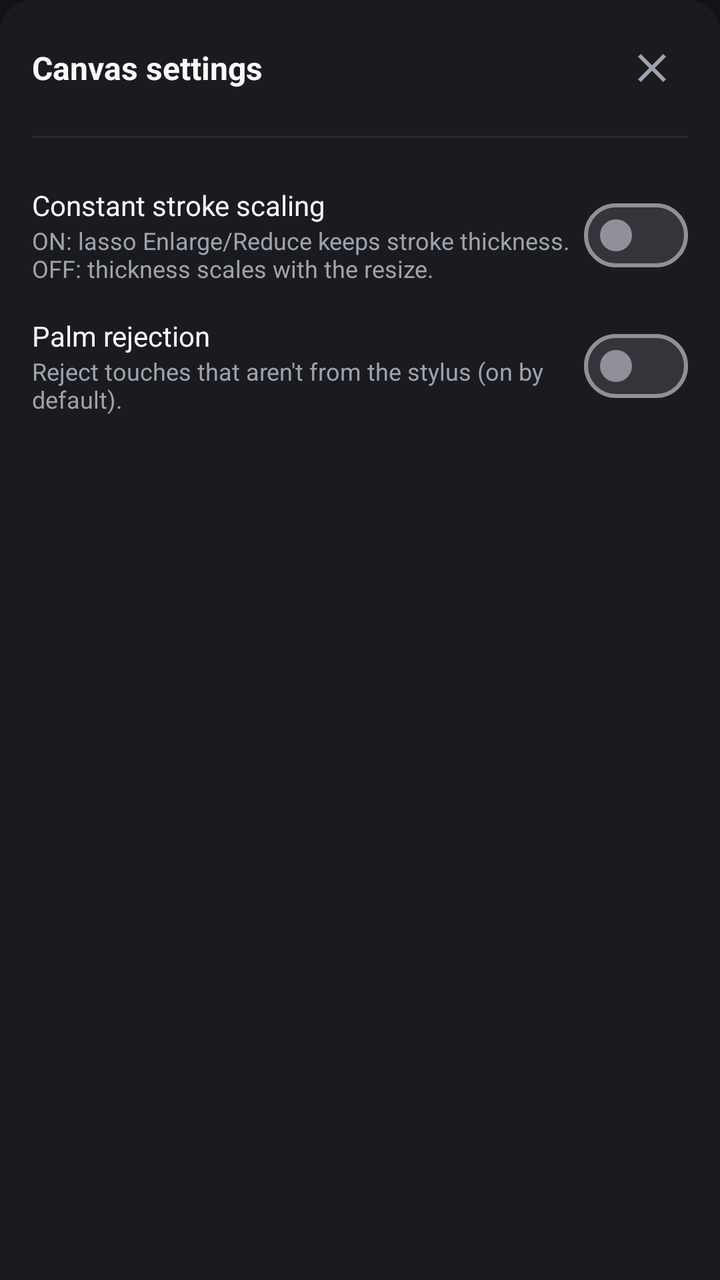
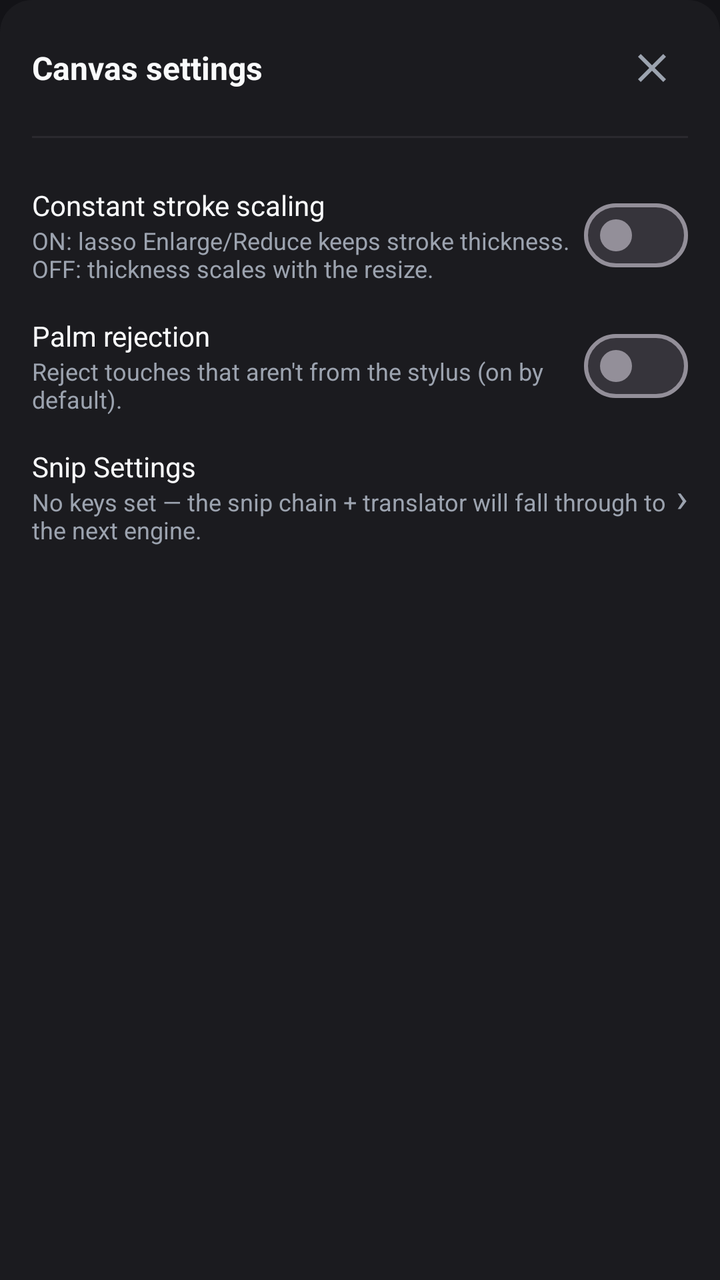

Screens rendered from an Android XML layout before and after an edit, with the pre-edit source and the edit as a unified diff.
<!-- AndroidManifest.xml: application theme Theme.ThunderNotes -->
<!-- res/layout/bottom_sheet_canvas_settings.xml -->
<?xml version="1.0" encoding="utf-8"?>
<LinearLayout xmlns:android="http://schemas.android.com/apk/res/android"
    android:layout_width="match_parent"
    android:layout_height="wrap_content"
    android:orientation="vertical"
    android:background="@drawable/bg_bottom_sheet"
    android:paddingHorizontal="@dimen/space_md"
    android:paddingTop="@dimen/space_md"
    android:paddingBottom="@dimen/space_lg">

    <LinearLayout
        android:layout_width="match_parent"
        android:layout_height="wrap_content"
        android:orientation="horizontal"
        android:gravity="center_vertical"
        android:paddingBottom="@dimen/space_md">

        <TextView
            android:layout_width="0dp"
            android:layout_height="wrap_content"
            android:layout_weight="1"
            android:text="@string/canvas_settings_title"
            android:textColor="@color/text_high_contrast"
            android:textSize="16sp"
            android:textStyle="bold" />

        <ImageButton
            android:id="@+id/btnClose"
            android:layout_width="36dp"
            android:layout_height="36dp"
            android:background="?attr/selectableItemBackgroundBorderless"
            android:src="@drawable/ic_close"
            android:contentDescription="@string/overflow_close"
            android:tint="@color/text_muted" />
    </LinearLayout>

    <View
        android:layout_width="match_parent"
        android:layout_height="1dp"
        android:background="@color/surface_container_high"
        android:layout_marginBottom="@dimen/space_md" />

    
    <LinearLayout
        android:layout_width="match_parent"
        android:layout_height="wrap_content"
        android:orientation="horizontal"
        android:gravity="center_vertical"
        android:paddingVertical="@dimen/space_sm">
        <LinearLayout
            android:layout_width="0dp"
            android:layout_height="wrap_content"
            android:layout_weight="1"
            android:orientation="vertical">
            <TextView
                android:layout_width="wrap_content"
                android:layout_height="wrap_content"
                android:text="@string/settings_constant_scaling"
                android:textColor="@color/text_high_contrast"
                android:textSize="14sp" />
            <TextView
                android:layout_width="wrap_content"
                android:layout_height="wrap_content"
                android:text="@string/settings_constant_scaling_hint"
                android:textColor="@color/text_muted"
                android:textSize="12sp" />
        </LinearLayout>
        <com.google.android.material.materialswitch.MaterialSwitch
            android:id="@+id/switchConstantScaling"
            android:layout_width="wrap_content"
            android:layout_height="wrap_content" />
    </LinearLayout>

    
    <LinearLayout
        android:layout_width="match_parent"
        android:layout_height="wrap_content"
        android:orientation="horizontal"
        android:gravity="center_vertical"
        android:paddingVertical="@dimen/space_sm">
        <LinearLayout
            android:layout_width="0dp"
            android:layout_height="wrap_content"
            android:layout_weight="1"
            android:orientation="vertical">
            <TextView
                android:layout_width="wrap_content"
                android:layout_height="wrap_content"
                android:text="@string/settings_palm_rejection"
                android:textColor="@color/text_high_contrast"
                android:textSize="14sp" />
            <TextView
                android:layout_width="wrap_content"
                android:layout_height="wrap_content"
                android:text="@string/settings_palm_rejection_hint"
                android:textColor="@color/text_muted"
                android:textSize="12sp" />
        </LinearLayout>
        <com.google.android.material.materialswitch.MaterialSwitch
            android:id="@+id/switchPalmRejection"
            android:layout_width="wrap_content"
            android:layout_height="wrap_content" />
    </LinearLayout>
</LinearLayout>
<!-- resources referenced by this layout -->
<resources>
  <color name="surface_container_high">#2A292E</color>
  <color name="text_high_contrast">#F9FAFB</color>
  <color name="text_muted">#9CA3AF</color>
  <dimen name="space_lg">24dp</dimen>
  <dimen name="space_md">16dp</dimen>
  <dimen name="space_sm">8dp</dimen>
  <!-- drawable bg_bottom_sheet (drawable) -->
  <?xml version="1.0" encoding="utf-8"?>
  <shape xmlns:android="http://schemas.android.com/apk/res/android"
      android:shape="rectangle">
      <solid android:color="@color/surface_container_low" />
      <corners android:topLeftRadius="16dp" android:topRightRadius="16dp" />
  </shape>
  <!-- drawable ic_close (drawable) -->
  <vector xmlns:android="http://schemas.android.com/apk/res/android"
      android:width="24dp" android:height="24dp"
      android:viewportWidth="24" android:viewportHeight="24">
      <path android:fillColor="@android:color/white"
          android:pathData="M19,6.41L17.59,5 12,10.59 6.41,5 5,6.41 10.59,12 5,17.59 6.41,19 12,13.41 17.59,19 19,17.59 13.41,12z"/>
  </vector>
  <string name="canvas_settings_title">Canvas settings</string>
  <string name="overflow_close">Close</string>
  <string name="settings_constant_scaling">Constant stroke scaling</string>
  <string name="settings_constant_scaling_hint">ON: lasso Enlarge/Reduce keeps stroke thickness. OFF: thickness scales with the resize.</string>
  <string name="settings_palm_rejection">Palm rejection</string>
  <string name="settings_palm_rejection_hint">Reject touches that aren\'t from the stylus (on by default).</string>
  <style name="Theme.ThunderNotes" parent="Theme.Material3.Dark.NoActionBar">
          
          <item name="android:windowBackground">@color/surface_base</item>
          <item name="android:windowLightStatusBar">false</item>
          <item name="android:windowLightNavigationBar">false</item>
  
          
          <item name="android:windowDrawsSystemBarBackgrounds">true</item>
          <item name="android:statusBarColor">@android:color/transparent</item>
          <item name="android:navigationBarColor">@android:color/transparent</item>
          <item name="android:windowLayoutInDisplayCutoutMode">shortEdges</item>
  
          
          <item name="colorPrimary">@color/thunder_primary</item>
          <item name="colorOnPrimary">@color/white</item>
          <item name="colorPrimaryContainer">@color/thunder_primary_dark</item>
          <item name="colorOnPrimaryContainer">@color/white</item>
  
          <item name="colorSecondary">@color/thunder_secondary</item>
          <item name="colorOnSecondary">@color/white</item>
          <item name="colorSecondaryContainer">@color/thunder_secondary_dark</item>
          <item name="colorOnSecondaryContainer">@color/white</item>
  
          <item name="colorTertiary">@color/thunder_tertiary</item>
          <item name="colorOnTertiary">@color/black</item>
  
          
          <item name="android:textColorPrimary">@color/text_high_contrast</item>
          <item name="android:textColorSecondary">@color/text_muted</item>
  
          
          <item name="android:colorBackground">@color/surface_base</item>
          <item name="colorSurface">@color/surface_container_low</item>
          <item name="colorOnSurface">@color/text_high_contrast</item>
      </style>
  <color name="surface_container_low">#1B1B1F</color>
  <color name="surface_base">#131317</color>
  <color name="thunder_primary">#DC2646</color>
  <color name="white">#FFFFFFFF</color>
  <color name="thunder_primary_dark">#920025</color>
  <color name="thunder_secondary">#10B981</color>
  <color name="thunder_secondary_dark">#059669</color>
  <color name="thunder_tertiary">#F59E0B</color>
  <color name="black">#FF000000</color>
</resources>

<!-- the commit's change to res/layout/bottom_sheet_canvas_settings.xml (unified diff, before → after) -->
@@ -101,4 +101,41 @@
             android:layout_width="wrap_content"
             android:layout_height="wrap_content" />
     </LinearLayout>
+
+    
+    <LinearLayout
+        android:layout_width="match_parent"
+        android:layout_height="wrap_content"
+        android:orientation="horizontal"
+        android:gravity="center_vertical"
+        android:paddingVertical="@dimen/space_sm"
+        android:background="?attr/selectableItemBackground"
+        android:clickable="true"
+        android:focusable="true"
+        android:id="@+id/rowSnipSettings">
+        <LinearLayout
+            android:layout_width="0dp"
+            android:layout_height="wrap_content"
+            android:layout_weight="1"
+            android:orientation="vertical">
+            <TextView
+                android:layout_width="wrap_content"
+                android:layout_height="wrap_content"
+                android:text="@string/snip_settings_title"
+                android:textColor="@color/text_high_contrast"
+                android:textSize="14sp" />
+            <TextView
+                android:layout_width="wrap_content"
+                android:layout_height="wrap_content"
+                android:text="@string/snip_settings_no_keys"
+                android:textColor="@color/text_muted"
+                android:textSize="12sp" />
+        </LinearLayout>
+        <TextView
+            android:layout_width="wrap_content"
+            android:layout_height="wrap_content"
+            android:text="›"
+            android:textColor="@color/text_muted"
+            android:textSize="20sp" />
+    </LinearLayout>
 </LinearLayout>
<!-- resource entries referenced after the edit -->
@@ -26,6 +26,8 @@
   <string name="settings_constant_scaling_hint">ON: lasso Enlarge/Reduce keeps stroke thickness. OFF: thickness scales with the resize.</string>
   <string name="settings_palm_rejection">Palm rejection</string>
   <string name="settings_palm_rejection_hint">Reject touches that aren\'t from the stylus (on by default).</string>
+  <string name="snip_settings_no_keys">No keys set — the snip chain + translator will fall through to the next engine.</string>
+  <string name="snip_settings_title">Snip Settings</string>
   <style name="Theme.ThunderNotes" parent="Theme.Material3.Dark.NoActionBar">
           
           <item name="android:windowBackground">@color/surface_base</item>
